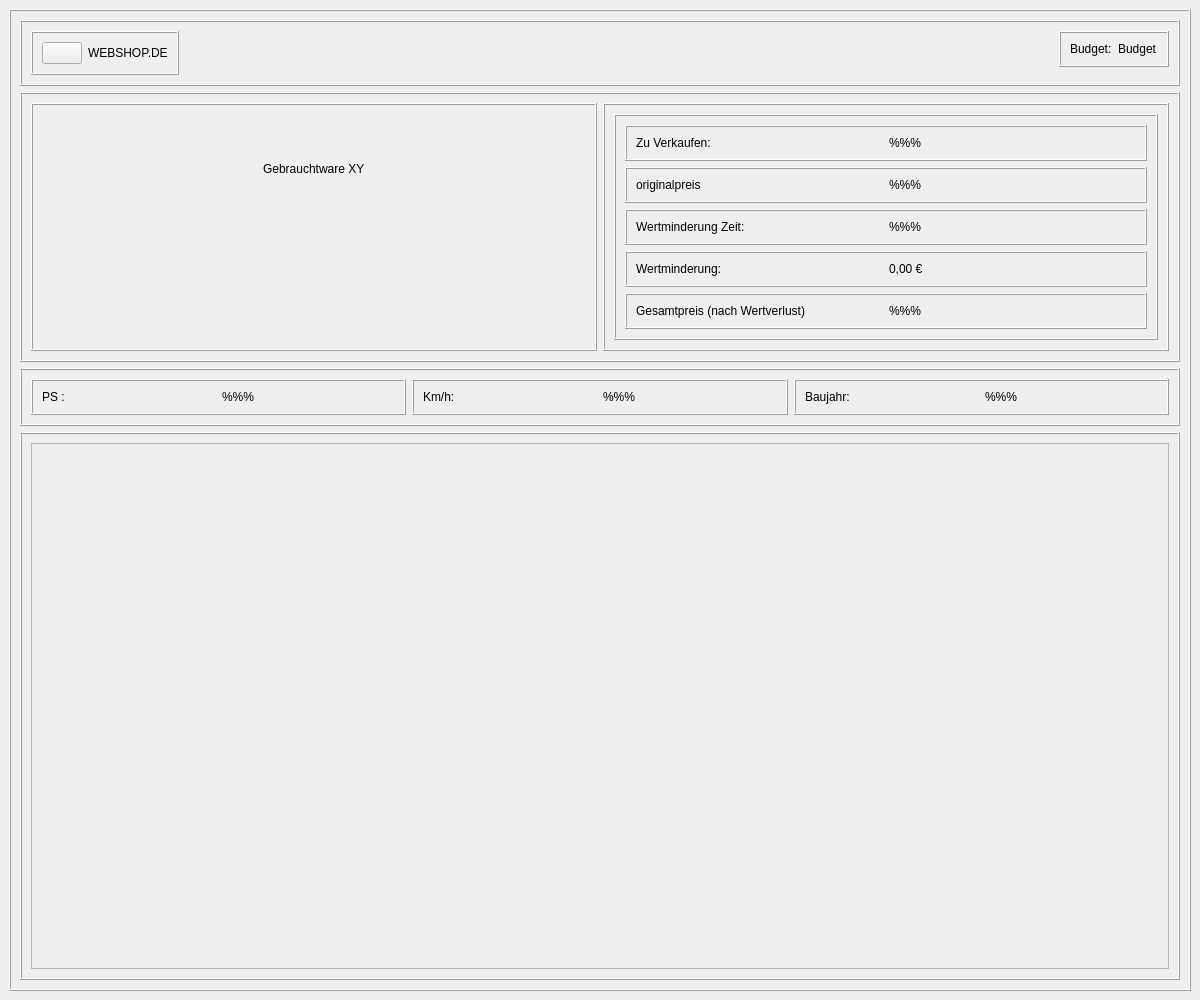
Old version of the form frontend/GebrauchtwarenWindow.ui in the repository nhatlam96/gui-xtraktor.
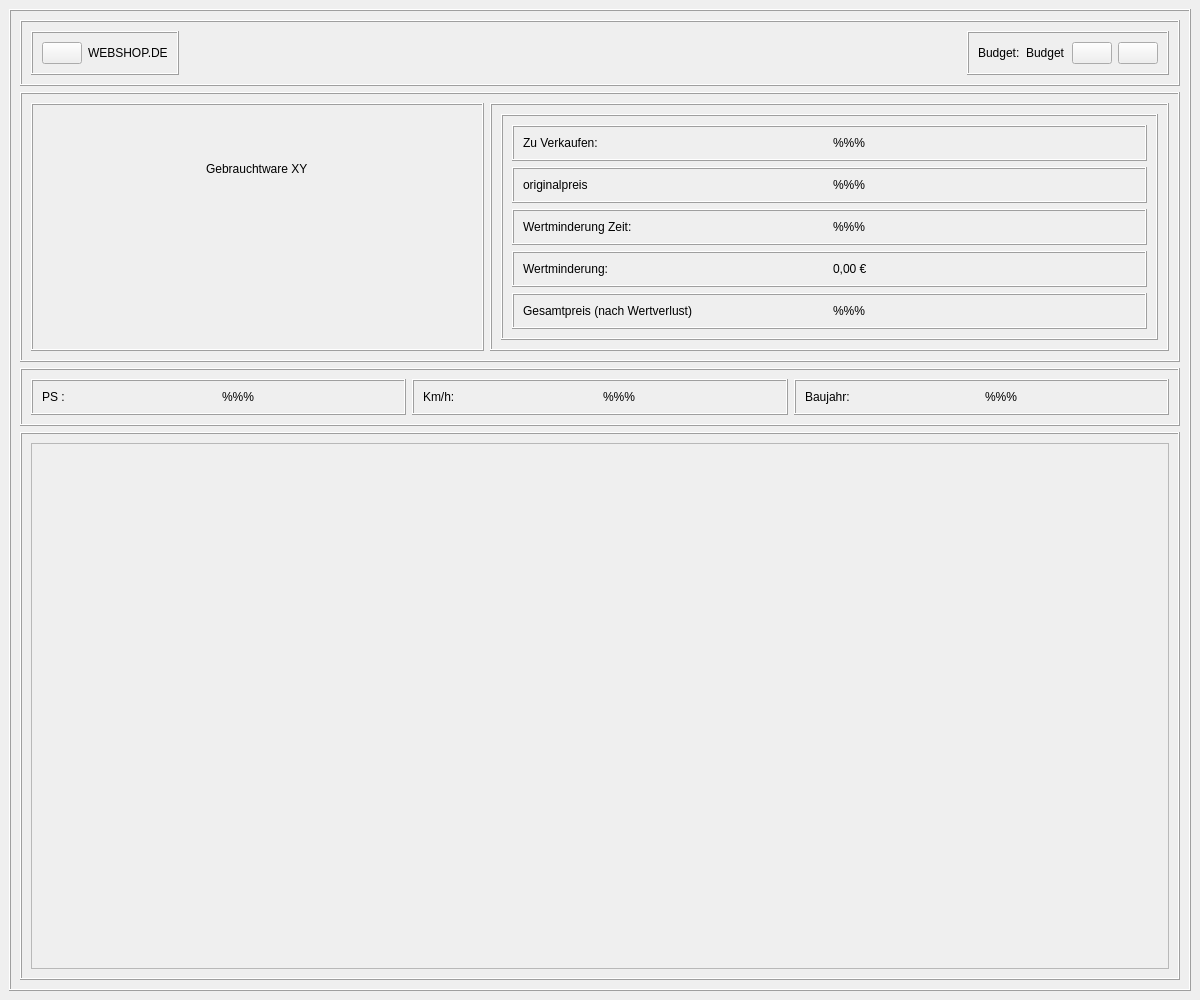
New version of the form. Icons and pictures are not drawn.

Patch:
```diff
--- a/frontend/GebrauchtwarenWindow.ui
+++ b/frontend/GebrauchtwarenWindow.ui
@@ -110,6 +110,20 @@
                </property>
               </widget>
              </item>
+             <item>
+              <widget class="QPushButton" name="acc_Button">
+               <property name="text">
+                <string/>
+               </property>
+              </widget>
+             </item>
+             <item>
+              <widget class="QPushButton" name="shopping_Button">
+               <property name="text">
+                <string/>
+               </property>
+              </widget>
+             </item>
             </layout>
            </widget>
           </item>
@@ -130,7 +144,7 @@
          <property name="frameShadow">
           <enum>QFrame::Raised</enum>
          </property>
-         <layout class="QHBoxLayout" name="horizontalLayout_4">
+         <layout class="QHBoxLayout" name="horizontalLayout_4" stretch="2,3">
           <item>
            <widget class="QFrame" name="frame_1">
             <property name="frameShape">
```
